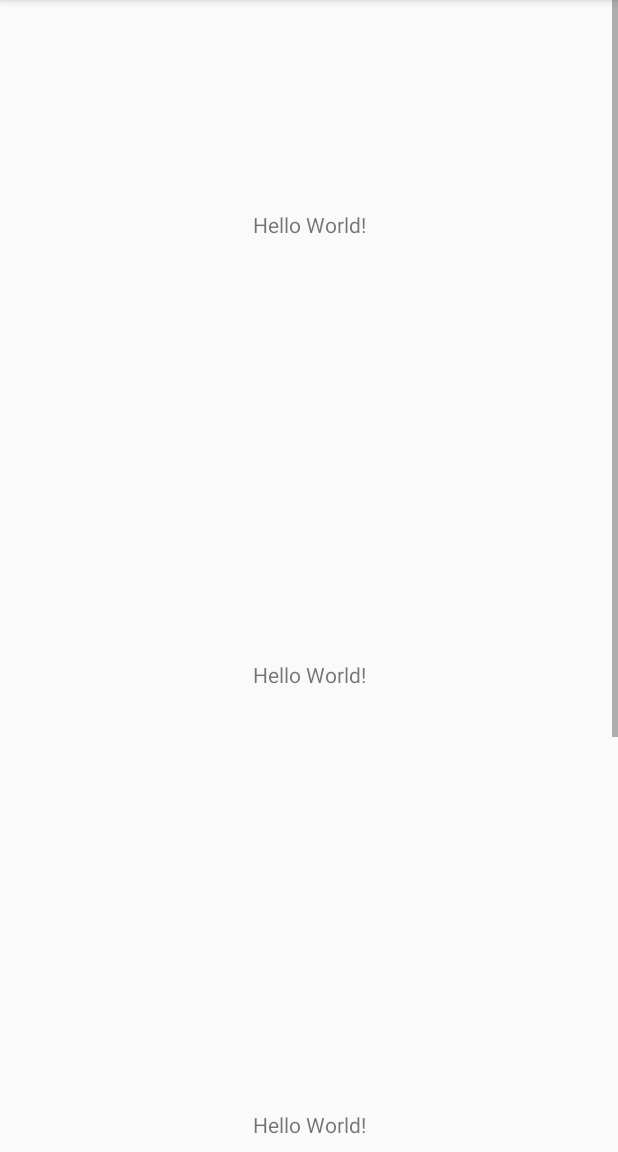
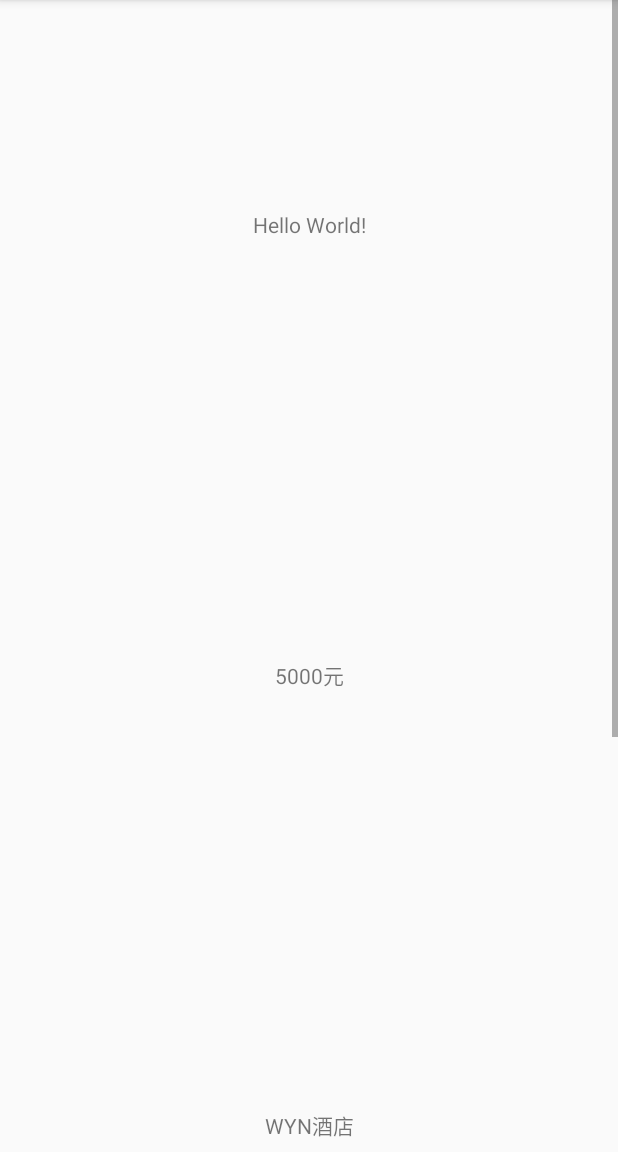
Before and after one commit to KwunYamShan/Android-Exposure-Stat, an Android app: the first screen one second after launch (MainActivity), on a phone screen of 412 x 824 dp, the part 84-1236 px from its top. Run offline under Robolectric (Android 15) with nearby library versions, the phone set to English and light mode, and no system bars.

Commit message:
修改sample

```diff
--- a/app/src/main/java/com/wh/statdemo/App.java
+++ b/app/src/main/java/com/wh/statdemo/App.java
@@ -13,7 +13,6 @@ import java.util.Iterator;
 
 public class App extends Application implements IContext {
     private static final String TAG = App.class.getSimpleName();
-    public static int mStatTagId = R.id.mark;
 
     @Override
     public void onCreate() {
@@ -21,7 +20,7 @@ public class App extends Application implements IContext {
         //Application中初始化，Application需要实现IContext
         new StatBuilder(this)
                 //对每个需要曝光统计的View以setTag的方式进行标识，标识需自行定义
-                .setTagId(mStatTagId)
+                .setTagId(ReportUtil.getInstance().getMarkTag())
                 //设置时长:view显示在页面中x毫秒后算一次有效曝光
                 .setDuration(5000)
                 //设置可被覆盖的范围，范围：1-100  20代表view被覆盖或显示不全20%以内依然可以算作是有效曝光的view
@@ -32,12 +31,14 @@ public class App extends Application implements IContext {
                 .setViewResultListener(new HBHStatistical.ViewResultListener() {
                     @Override
                     public void onViewResult(ArrayList<View> displayViews) {
-                        //不需要非空判断
+                        //displayViews不需要做非空判断
                         Iterator iterator = displayViews.iterator();
                         while (iterator.hasNext()) {
                             View view = (View) iterator.next();
-                            String mark = (String) view.getTag(mStatTagId);
-                            Log.e(TAG, "曝光统计：id:" + view.getId() + "     , 数据:" + mark);
+                            String block = (String)view.getTag(ReportUtil.getInstance().getBlockNameTag());
+                            String item =  (String)view.getTag(ReportUtil.getInstance().getItemNameTag());
+                            String price =  (String)view.getTag(ReportUtil.getInstance().getPriceTag());
+                            Log.e(TAG, "曝光统计：id:" + view.getId() + "     , 数据: " +block+"   "+item+"    "+price);
                         }
                     }
                 })
--- a/app/src/main/res/layout/activity_main.xml
+++ b/app/src/main/res/layout/activity_main.xml
@@ -23,7 +23,8 @@
             android:layout_width="match_parent"
             android:layout_height="300dp"
             android:gravity="center"
-            android:text="Hello World!"
+            android:text="5000元"
+            android:id="@+id/tv_price"
             app:layout_constraintBottom_toBottomOf="parent"
             app:layout_constraintLeft_toLeftOf="parent"
             app:layout_constraintRight_toRightOf="parent"
@@ -32,7 +33,8 @@
             android:layout_width="match_parent"
             android:layout_height="300dp"
             android:gravity="center"
-            android:text="Hello World!"
+            android:id="@+id/tv_item"
+            android:text="WYN酒店"
             app:layout_constraintBottom_toBottomOf="parent"
             app:layout_constraintLeft_toLeftOf="parent"
             app:layout_constraintRight_toRightOf="parent"
@@ -41,8 +43,8 @@
             android:layout_width="match_parent"
             android:layout_height="300dp"
             android:gravity="center"
-            android:id="@+id/tv_hello3"
-            android:text="Hello World!"
+            android:id="@+id/tv_block"
+            android:text="喜宴酒店"
             app:layout_constraintBottom_toBottomOf="parent"
             app:layout_constraintLeft_toLeftOf="parent"
             app:layout_constraintRight_toRightOf="parent"
```
Also changed, not shown: app/src/main/java/com/wh/statdemo/MainActivity.java (+9 -23 lines), app/src/main/java/com/wh/statdemo/ReportUtil.java (added, +57 -0 lines), app/src/main/res/values/ids.xml (+23 -0 lines), stat/src/main/java/com/wh/stat/layout/StatLayout.java (+5 -6 lines).
